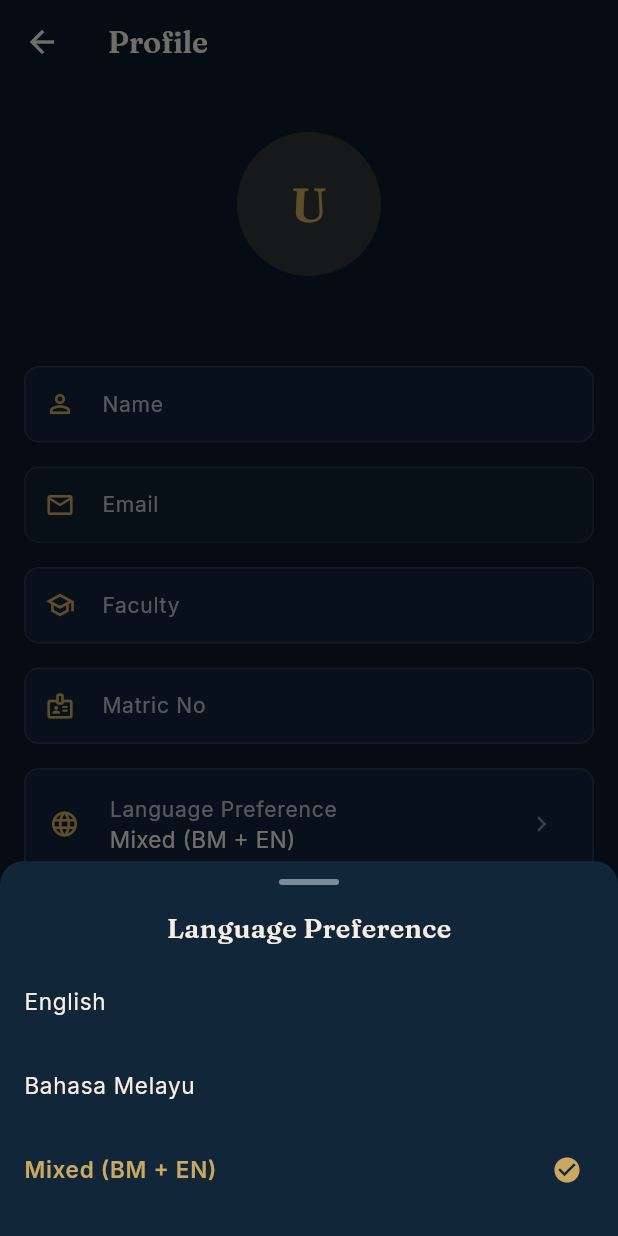
After one commit to ZafranYusof/UMPSAbot, a Flutter app: the ProfileScreen screen opened by its route, after a tap on "Language Preference", on a phone screen of 412 x 824 dp. The commit adds this screen. Run offline on Flutter 3.47's test engine with Material 3 defaults, Android fonts, the phone set to English and light mode, and no system bars; our stand-ins replace connectivity_plus, dio, flutter_markdown, google_fonts, share_plus, shared_preferences and 1 more; accounts and stored records are empty.

Commit message:
feat: profile screen + backend profile endpoints

```diff
--- a/mobile/lib/app.dart
+++ b/mobile/lib/app.dart
@@ -13,6 +13,7 @@ import 'screens/history_screen.dart';
 import 'screens/settings_screen.dart';
 import 'screens/timetable_screen.dart';
 import 'screens/admin_screen_mobile.dart';
+import 'screens/profile_screen.dart';
 import 'l10n/app_strings.dart';
 
 class UmpsaChatbotApp extends StatelessWidget {
@@ -35,6 +36,7 @@ class UmpsaChatbotApp extends StatelessWidget {
             '/login': (context) => const LoginScreen(),
             '/register': (context) => const RegisterScreen(),
             '/home': (context) => HomeScreen(key: HomeScreen.homeKey),
+            '/profile': (context) => const ProfileScreen(),
           },
         );
       },
--- a/mobile/lib/l10n/app_strings.dart
+++ b/mobile/lib/l10n/app_strings.dart
@@ -162,6 +162,20 @@ class AppStrings {
       'admin_manage_data': 'Manage Knowledge Base',
       'admin_manage_data_desc': 'Update chatbot training data and responses',
       'admin_coming_soon': 'Coming soon!',
+
+      // Profile
+      'profile': 'Profile',
+      'profile_subtitle': 'View and edit your info',
+      'profile_account': 'Account',
+      'profile_name': 'Name',
+      'profile_email': 'Email',
+      'profile_faculty': 'Faculty',
+      'profile_matric': 'Matric No',
+      'profile_language': 'Language Preference',
+      'profile_lang_mixed': 'Mixed (BM + EN)',
+      'profile_save': 'Save Changes',
+      'profile_updated': 'Profile updated successfully!',
+      'profile_update_failed': 'Failed to update profile.',
     },
     'ms': {
       // Bottom nav
@@ -321,6 +335,20 @@ class AppStrings {
       'admin_manage_data': 'Urus Pangkalan Pengetahuan',
       'admin_manage_data_desc': 'Kemas kini data latihan dan respons chatbot',
       'admin_coming_soon': 'Akan datang!',
+
+      // Profile
+      'profile': 'Profil',
+      'profile_subtitle': 'Lihat dan edit maklumat anda',
+      'profile_account': 'Akaun',
+      'profile_name': 'Nama',
+      'profile_email': 'Emel',
+      'profile_faculty': 'Fakulti',
+      'profile_matric': 'No Matrik',
+      'profile_language': 'Bahasa Pilihan',
+      'profile_lang_mixed': 'Campuran (BM + EN)',
+      'profile_save': 'Simpan Perubahan',
+      'profile_updated': 'Profil berjaya dikemas kini!',
+      'profile_update_failed': 'Gagal mengemas kini profil.',
     },
   };
 }
--- a/mobile/lib/providers/auth_provider.dart
+++ b/mobile/lib/providers/auth_provider.dart
@@ -13,6 +13,9 @@ class AuthProvider extends ChangeNotifier {
   String _userRole = 'student';
   String? _userName;
   String? _userEmail;
+  String? _faculty;
+  String? _matricNo;
+  String _languagePreference = 'mixed';
 
   AuthProvider(this._apiService, this._storageService) {
     _checkExistingToken();
@@ -25,6 +28,9 @@ class AuthProvider extends ChangeNotifier {
   bool get isAdmin => _userRole == 'admin';
   String? get userName => _userName;
   String? get userEmail => _userEmail;
+  String? get faculty => _faculty;
+  String? get matricNo => _matricNo;
+  String get languagePreference => _languagePreference;
 
   void _checkExistingToken() {
     final token = _storageService.authToken;
@@ -34,6 +40,8 @@ class AuthProvider extends ChangeNotifier {
       _userRole = _storageService.userRole ?? 'student';
       _userName = _storageService.userName;
       _userEmail = _storageService.userEmail;
+      _faculty = _storageService.faculty;
+      _matricNo = _storageService.matricNo;
     }
   }
 
@@ -161,6 +169,84 @@ class AuthProvider extends ChangeNotifier {
     }
   }
 
+  /// Fetch profile from server and sync local state
+  Future<void> fetchProfile() async {
+    if (!_isAuthenticated) return;
+    try {
+      final userData = await _apiService.getProfile();
+      _userName = userData['username'] as String? ?? _userName;
+      _userEmail = userData['email'] as String? ?? _userEmail;
+      _userRole = userData['role'] as String? ?? _userRole;
+      _faculty = userData['faculty'] as String? ?? '';
+      _matricNo = userData['matricNo'] as String? ?? '';
+      final prefs = userData['preferences'] as Map<String, dynamic>?;
+      if (prefs != null) {
+        _languagePreference = prefs['language'] as String? ?? 'mixed';
+      }
+
+      // Persist locally
+      if (_userName != null) await _storageService.setUserName(_userName!);
+      if (_userEmail != null) await _storageService.setUserEmail(_userEmail!);
+      await _storageService.setUserRole(_userRole);
+      if (_faculty != null && _faculty!.isNotEmpty) {
+        await _storageService.setFaculty(_faculty!);
+      }
+
+      notifyListeners();
+    } catch (_) {
+      // Silently fail - use cached data
+    }
+  }
+
+  /// Update profile on server and sync local state
+  Future<bool> updateProfile({
+    String? name,
+    String? faculty,
+    String? matricNo,
+    String? language,
+  }) async {
+    _isLoading = true;
+    _error = null;
+    notifyListeners();
+
+    try {
+      final userData = await _apiService.updateProfile(
+        name: name,
+        faculty: faculty,
+        matricNo: matricNo,
+        language: language,
+      );
+
+      _userName = userData['username'] as String? ?? _userName;
+      _faculty = userData['faculty'] as String? ?? _faculty;
+      _matricNo = userData['matricNo'] as String? ?? _matricNo;
+      final prefs = userData['preferences'] as Map<String, dynamic>?;
+      if (prefs != null) {
+        _languagePreference = prefs['language'] as String? ?? _languagePreference;
+      }
+
+      // Persist locally
+      if (_userName != null) await _storageService.setUserName(_userName!);
+      if (_faculty != null && _faculty!.isNotEmpty) {
+        await _storageService.setFaculty(_faculty!);
+      }
+
+      _isLoading = false;
+      notifyListeners();
+      return true;
+    } on ApiException catch (e) {
+      _error = e.message;
+      _isLoading = false;
+      notifyListeners();
+      return false;
+    } catch (e) {
+      _error = 'Failed to update profile.';
+      _isLoading = false;
+      notifyListeners();
+      return false;
+    }
+  }
+
   Future<void> logout() async {
     _apiService.clearAuthToken();
     await _storageService.clearAuthToken();
@@ -168,6 +254,9 @@ class AuthProvider extends ChangeNotifier {
     _userRole = 'student';
     _userName = null;
     _userEmail = null;
+    _faculty = null;
+    _matricNo = null;
+    _languagePreference = 'mixed';
     notifyListeners();
   }
 
--- /dev/null
+++ b/mobile/lib/screens/profile_screen.dart
@@ -0,0 +1,306 @@
+import 'package:flutter/material.dart';
+import 'package:provider/provider.dart';
+import '../config/theme.dart';
+import '../providers/auth_provider.dart';
+import '../providers/chat_provider.dart';
+import '../l10n/app_strings.dart';
+
+class ProfileScreen extends StatefulWidget {
+  const ProfileScreen({super.key});
+
+  @override
+  State<ProfileScreen> createState() => _ProfileScreenState();
+}
+
+class _ProfileScreenState extends State<ProfileScreen> {
+  final _formKey = GlobalKey<FormState>();
+  late TextEditingController _nameController;
+  late TextEditingController _facultyController;
+  late TextEditingController _matricNoController;
+  String _selectedLanguage = 'mixed';
+  bool _isLoading = false;
+
+  @override
+  void initState() {
+    super.initState();
+    final auth = context.read<AuthProvider>();
+    _nameController = TextEditingController(text: auth.userName ?? '');
+    _facultyController = TextEditingController(text: auth.faculty ?? '');
+    _matricNoController = TextEditingController(text: auth.matricNo ?? '');
+    _selectedLanguage = auth.languagePreference;
+  }
+
+  @override
+  void dispose() {
+    _nameController.dispose();
+    _facultyController.dispose();
+    _matricNoController.dispose();
+    super.dispose();
+  }
+
+  Future<void> _saveProfile() async {
+    if (!_formKey.currentState!.validate()) return;
+
+    setState(() => _isLoading = true);
+
+    final auth = context.read<AuthProvider>();
+    final success = await auth.updateProfile(
+      name: _nameController.text.trim(),
+      faculty: _facultyController.text.trim(),
+      matricNo: _matricNoController.text.trim(),
+      language: _selectedLanguage,
+    );
+
+    setState(() => _isLoading = false);
+
+    if (!mounted) return;
+
+    final lang = context.read<ChatProvider>().language;
+    if (success) {
+      ScaffoldMessenger.of(context).showSnackBar(
+        SnackBar(
+          content: Text(AppStrings.get('profile_updated', lang)),
+          backgroundColor: AppColors.success,
+        ),
+      );
+    } else {
+      ScaffoldMessenger.of(context).showSnackBar(
+        SnackBar(
+          content: Text(auth.error ?? AppStrings.get('profile_update_failed', lang)),
+          backgroundColor: AppColors.error,
+        ),
+      );
+    }
+  }
+
+  @override
+  Widget build(BuildContext context) {
+    return Consumer2<AuthProvider, ChatProvider>(
+      builder: (context, auth, chat, _) {
+        final lang = chat.language;
+        final initials = _getInitials(auth.userName ?? 'U');
+
+        return Scaffold(
+          appBar: AppBar(
+            title: Text(AppStrings.get('profile', lang)),
+          ),
+          body: SingleChildScrollView(
+            padding: const EdgeInsets.all(16),
+            child: Form(
+              key: _formKey,
+              child: Column(
+                children: [
+                  const SizedBox(height: 16),
+                  // Avatar
+                  CircleAvatar(
+                    radius: 48,
+                    backgroundColor: AppColors.primary.withValues(alpha: 0.2),
+                    child: Text(
+                      initials,
+                      style: AppTheme.heading(
+                        fontSize: 32,
+                        color: AppColors.primary,
+                      ),
+                    ),
+                  ),
+                  const SizedBox(height: 8),
+                  Text(
+                    auth.userEmail ?? '',
+                    style: AppTheme.body(
+                      fontSize: 14,
+                      color: AppColors.textMuted,
+                    ),
+                  ),
+                  const SizedBox(height: 32),
+
+                  // Name field
+                  _buildTextField(
+                    controller: _nameController,
+                    label: AppStrings.get('profile_name', lang),
+                    icon: Icons.person_outline,
+                    validator: (value) {
+                      if (value == null || value.trim().isEmpty) {
+                        return AppStrings.get('name_required', lang);
+                      }
+                      return null;
+                    },
+                  ),
+                  const SizedBox(height: 16),
+
+                  // Email field (read-only)
+                  _buildTextField(
+                    controller: TextEditingController(text: auth.userEmail ?? ''),
+                    label: AppStrings.get('profile_email', lang),
+                    icon: Icons.email_outlined,
+                    readOnly: true,
+                  ),
+                  const SizedBox(height: 16),
+
+                  // Faculty field
+                  _buildTextField(
+                    controller: _facultyController,
+                    label: AppStrings.get('profile_faculty', lang),
+                    icon: Icons.school_outlined,
+                  ),
+                  const SizedBox(height: 16),
+
+                  // Matric No field
+                  _buildTextField(
+                    controller: _matricNoController,
+                    label: AppStrings.get('profile_matric', lang),
+                    icon: Icons.badge_outlined,
+                  ),
+                  const SizedBox(height: 16),
+
+                  // Language preference dropdown
+                  _buildLanguageDropdown(lang),
+                  const SizedBox(height: 32),
+
+                  // Save button
+                  SizedBox(
+                    width: double.infinity,
+                    child: ElevatedButton(
+                      onPressed: _isLoading ? null : _saveProfile,
+                      child: _isLoading
+                          ? const SizedBox(
+                              height: 20,
+                              width: 20,
+                              child: CircularProgressIndicator(
+                                strokeWidth: 2,
+                                color: AppColors.background,
+                              ),
+                            )
+                          : Text(AppStrings.get('profile_save', lang)),
+                    ),
+                  ),
+                ],
+              ),
+            ),
+          ),
+        );
+      },
+    );
+  }
+
+  Widget _buildTextField({
+    required TextEditingController controller,
+    required String label,
+    required IconData icon,
+    bool readOnly = false,
+    String? Function(String?)? validator,
+  }) {
+    return TextFormField(
+      controller: controller,
+      readOnly: readOnly,
+      validator: validator,
+      style: AppTheme.body(color: readOnly ? AppColors.textMuted : AppColors.textPrimary),
+      decoration: InputDecoration(
+        labelText: label,
+        labelStyle: AppTheme.body(fontSize: 14, color: AppColors.textSecondary),
+        prefixIcon: Icon(icon, color: AppColors.primary, size: 20),
+        filled: true,
+        fillColor: readOnly ? AppColors.surface.withValues(alpha: 0.5) : AppColors.surface,
+      ),
+    );
+  }
+
+  Widget _buildLanguageDropdown(String lang) {
+    return Container(
+      decoration: BoxDecoration(
+        color: AppColors.surface,
+        borderRadius: BorderRadius.circular(10),
+        border: Border.all(color: AppColors.border),
+      ),
+      child: ListTile(
+        leading: const Icon(Icons.language, color: AppColors.primary, size: 20),
+        title: Text(
+          AppStrings.get('profile_language', lang),
+          style: AppTheme.body(fontSize: 14, color: AppColors.textSecondary),
+        ),
+        subtitle: Text(
+          _getLanguageLabel(_selectedLanguage, lang),
+          style: AppTheme.body(color: AppColors.textPrimary),
+        ),
+        trailing: const Icon(Icons.chevron_right, color: AppColors.textMuted, size: 20),
+        onTap: () => _showLanguagePicker(lang),
+      ),
+    );
+  }
+
+  String _getLanguageLabel(String code, String lang) {
+    switch (code) {
+      case 'en':
+        return AppStrings.get('english', lang);
+      case 'ms':
+        return AppStrings.get('bahasa_melayu', lang);
+      case 'mixed':
+        return AppStrings.get('profile_lang_mixed', lang);
+      default:
+        return code;
+    }
+  }
+
+  void _showLanguagePicker(String lang) {
+    showModalBottomSheet(
+      context: context,
+      backgroundColor: AppColors.surface,
+      shape: const RoundedRectangleBorder(
+        borderRadius: BorderRadius.vertical(top: Radius.circular(16)),
+      ),
+      builder: (ctx) => SafeArea(
+        child: Column(
+          mainAxisSize: MainAxisSize.min,
+          children: [
+            const SizedBox(height: 12),
+            Container(
+              width: 40,
+              height: 4,
+              decoration: BoxDecoration(
+                color: AppColors.textMuted,
+                borderRadius: BorderRadius.circular(2),
+              ),
+            ),
+            const SizedBox(height: 16),
+            Text(
+              AppStrings.get('profile_language', lang),
+              style: AppTheme.heading(fontSize: 18),
+            ),
+            const SizedBox(height: 8),
+            _buildLanguageOption('en', lang),
+            _buildLanguageOption('ms', lang),
+            _buildLanguageOption('mixed', lang),
+            const SizedBox(height: 16),
+          ],
+        ),
+      ),
+    );
+  }
+
+  Widget _buildLanguageOption(String code, String lang) {
+    final isSelected = _selectedLanguage == code;
+    return ListTile(
+      title: Text(
+        _getLanguageLabel(code, lang),
+        style: AppTheme.body(
+          color: isSelected ? AppColors.primary : AppColors.textPrimary,
+          fontWeight: isSelected ? FontWeight.w600 : FontWeight.w400,
+        ),
+      ),
+      trailing: isSelected
+          ? const Icon(Icons.check_circle, color: AppColors.primary, size: 20)
+          : null,
+      onTap: () {
+        setState(() => _selectedLanguage = code);
+        Navigator.pop(context);
+      },
+    );
+  }
+
+  String _getInitials(String name) {
+    final parts = name.trim().split(' ');
+    if (parts.length >= 2) {
+      return '${parts[0][0]}${parts[1][0]}'.toUpperCase();
+    }
+    return name.isNotEmpty ? name[0].toUpperCase() : 'U';
+  }
+}
--- a/mobile/lib/screens/settings_screen.dart
+++ b/mobile/lib/screens/settings_screen.dart
@@ -168,6 +168,27 @@ class SettingsScreen extends StatelessWidget {
               ),
               const SizedBox(height: 24),
 
+              // Account section
+              _buildSectionHeader(AppStrings.get('profile_account', lang)),
+              _buildSettingsCard(
+                children: [
+                  ListTile(
+                    leading: const Icon(Icons.person_outline, color: AppColors.primary),
+                    title: Text(
+                      AppStrings.get('profile', lang),
+                      style: AppTheme.body(color: AppColors.textPrimary),
+                    ),
+                    subtitle: Text(
+                      AppStrings.get('profile_subtitle', lang),
+                      style: AppTheme.body(fontSize: 13, color: AppColors.textMuted),
+                    ),
+                    trailing: const Icon(Icons.chevron_right, size: 20, color: AppColors.textMuted),
+                    onTap: () => Navigator.pushNamed(context, '/profile'),
+                  ),
+                ],
+              ),
+              const SizedBox(height: 8),
+
               // Logout section
               _buildSettingsCard(
                 children: [
--- a/mobile/lib/screens/splash_screen.dart
+++ b/mobile/lib/screens/splash_screen.dart
@@ -4,6 +4,7 @@ import 'dart:async';
 import 'package:provider/provider.dart';
 import '../config/theme.dart';
 import '../services/storage_service.dart';
+import '../providers/auth_provider.dart';
 
 class SplashScreen extends StatefulWidget {
   const SplashScreen({super.key});
@@ -40,6 +41,8 @@ class _SplashScreenState extends State<SplashScreen>
       if (!mounted) return;
       final storage = Provider.of<StorageService>(context, listen: false);
       if (storage.authToken != null && storage.authToken!.isNotEmpty) {
+        // Sync profile from server in background
+        Provider.of<AuthProvider>(context, listen: false).fetchProfile();
         Navigator.of(context).pushReplacementNamed('/home');
       } else {
         Navigator.of(context).pushReplacementNamed('/login');
--- a/mobile/lib/services/api_service.dart
+++ b/mobile/lib/services/api_service.dart
@@ -267,6 +267,44 @@ class ApiService {
     }
   }
 
+  /// Fetch authenticated user's profile from server
+  Future<Map<String, dynamic>> getProfile() async {
+    try {
+      final response = await _dio.get('/auth/profile');
+      final data = response.data;
+      return data['user'] as Map<String, dynamic>;
+    } on DioException catch (e) {
+      throw ApiException(
+        message: _getErrorMessage(e),
+        statusCode: e.response?.statusCode,
+      );
+    }
+  }
+
+  /// Update authenticated user's profile
+  Future<Map<String, dynamic>> updateProfile({
+    String? name,
+    String? faculty,
+    String? matricNo,
+    String? language,
+  }) async {
+    try {
+      final data = <String, dynamic>{};
+      if (name != null) data['username'] = name;
+      if (faculty != null) data['faculty'] = faculty;
+      if (matricNo != null) data['matricNo'] = matricNo;
+      if (language != null) data['language'] = language;
+
+      final response = await _dio.put('/auth/profile', data: data);
+      return response.data['user'] as Map<String, dynamic>;
+    } on DioException catch (e) {
+      throw ApiException(
+        message: _getErrorMessage(e),
+        statusCode: e.response?.statusCode,
+      );
+    }
+  }
+
   String _getErrorMessage(DioException e) {
     switch (e.type) {
       case DioExceptionType.connectionTimeout:
--- a/mobile/lib/services/storage_service.dart
+++ b/mobile/lib/services/storage_service.dart
@@ -61,6 +61,15 @@ class StorageService {
 
   Future<void> setUserEmail(String email) async {
     await _prefs.setString(_userEmailKey, email);
+  }
+
+  // Matric No
+  static const String _matricNoKey = 'user_matric_no';
+
+  String? get matricNo => _prefs.getString(_matricNoKey);
+
+  Future<void> setMatricNo(String matricNo) async {
+    await _prefs.setString(_matricNoKey, matricNo);
   }
 
   // Faculty
```
Also changed, not shown: 3 other files.
